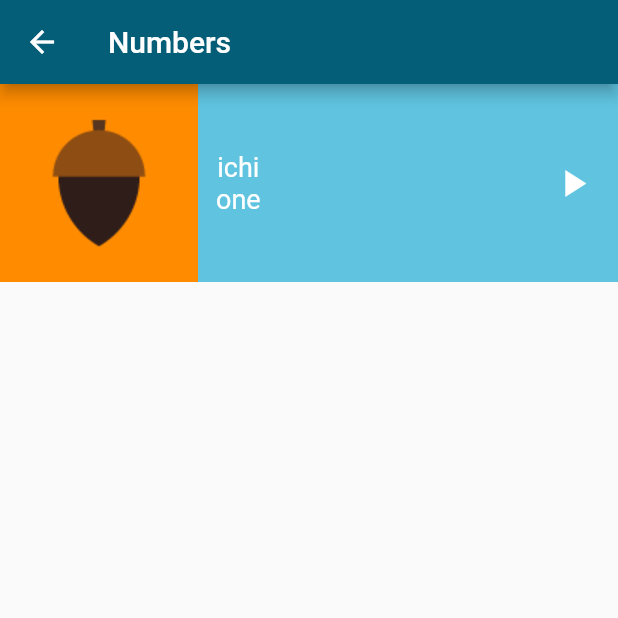
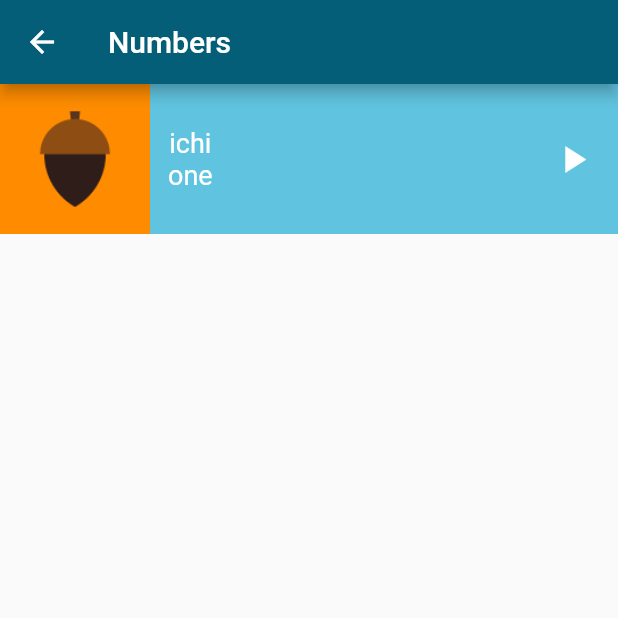
Before and after one commit to MohamedElmelegy74/Flutter, a Flutter app: the screen it shows after launch, after a tap on "Numbers", on a phone screen of 412 x 824 dp, the top half of it. Run offline on Flutter 3.47's test engine with Material 2 defaults, Android fonts, the phone set to English and light mode, and no system bars.

Commit message:
first commit

```diff
--- a/language_app/lib/Screens/home_screen.dart
+++ b/language_app/lib/Screens/home_screen.dart
@@ -21,7 +21,7 @@ class HomePage extends StatelessWidget {
               color: const Color(0xff60C4E0),
               onTop: () {
                 Navigator.push(context, MaterialPageRoute(builder: (context) {
-                  return const NumbersPage();
+                  return  NumbersPage();
                 }));
               }),
 
--- a/language_app/lib/Screens/numbers_screen.dart
+++ b/language_app/lib/Screens/numbers_screen.dart
@@ -1,9 +1,14 @@
 import 'package:flutter/material.dart';
+import 'package:language_app/components/itmes.dart';
+import 'package:language_app/models/number_class.dart';
 
 class NumbersPage extends StatelessWidget {
-  const NumbersPage({super.key});
+  NumbersPage({super.key});
 
-  get child => null;
+  Number one = const Number(
+      image: 'assets/images/numbers/number_one.png',
+      jpName: 'ichi',
+      enName: 'one');
 
   @override
   Widget build(BuildContext context) {
@@ -12,35 +17,10 @@ class NumbersPage extends StatelessWidget {
         title: const Text('Numbers'),
         backgroundColor: const Color(0xff045E77),
       ),
-      body: Column(
+      body: ListView(
         children: [
-          Container(
-            color: const Color(0xff60C4E0),
-            child: Row(
-              ///photo,ENtext,JPText and play Icon
-              children: [
-                Container(
-                color: const Color(0xffFF8C00),
-                child: Image.asset('assets/images/numbers/number_one.png',)),
-                const Padding(
-                  padding: EdgeInsets.only(left: 12),
-                  child: Column(mainAxisAlignment: MainAxisAlignment.center,
-                    children: [
-                    Text('ichi',style: TextStyle(color: Colors.white,fontSize: 18),),
-                    Text('one',style: TextStyle(color: Colors.white,fontSize: 18),)
-                    ],
-                  ),
-                ),
-                const Spacer(flex: 1),
-                const Padding(
-                  padding: EdgeInsets.only(right: 15),
-                  child: Icon(Icons.play_arrow,
-                  color: Colors.white,
-                  size: 30,),
-                ),
-              ],
-            ),
-          ),
+          Items(number: one),
+
         ],
       ),
     );
--- a/language_app/lib/components/category_items.dart
+++ b/language_app/lib/components/category_items.dart
@@ -9,7 +9,7 @@ class Category extends StatelessWidget {
   @override
   Widget build(BuildContext context) {
     return GestureDetector(
-      onTap:  onTop, ///we delete () on her to
+      onTap:  onTop, ///we delete () on her
       child: Container(
         width: double.infinity,
         height: 100,
--- /dev/null
+++ b/language_app/lib/components/itmes.dart
@@ -0,0 +1,49 @@
+import 'package:flutter/material.dart';
+import 'package:language_app/models/number_class.dart';
+
+class Items extends StatelessWidget {
+  Items({super.key, required this.number});
+  final Number number;
+  @override
+  Widget build(BuildContext context) {
+    return Container(
+      height: 100,
+      color: const Color(0xff60C4E0),
+      child: Row(
+        ///photo,ENtext,JPText and play Icon
+        children: [
+          Container(
+              color: const Color(0xffFF8C00),
+              child: Image.asset(
+                number.image,
+              )),
+          Padding(
+            padding: const EdgeInsets.only(left: 12),
+            child: Column(
+              mainAxisAlignment: MainAxisAlignment.center,
+              children: [
+                Text(
+                  number.jpName,
+                  style: const TextStyle(color: Colors.white, fontSize: 18),
+                ),
+                Text(
+                  number.enName,
+                  style: const TextStyle(color: Colors.white, fontSize: 18),
+                )
+              ],
+            ),
+          ),
+          const Spacer(flex: 1),
+          const Padding(
+            padding: EdgeInsets.only(right: 15),
+            child: Icon(
+              Icons.play_arrow,
+              color: Colors.white,
+              size: 30,
+            ),
+          ),
+        ],
+      ),
+    );
+  }
+}
--- /dev/null
+++ b/language_app/lib/models/number_class.dart
@@ -0,0 +1,7 @@
+class Number {
+  final String image;
+  final String jpName;
+  final String enName;
+
+ const Number({required this.image, required this.jpName, required this.enName});
+}
```
